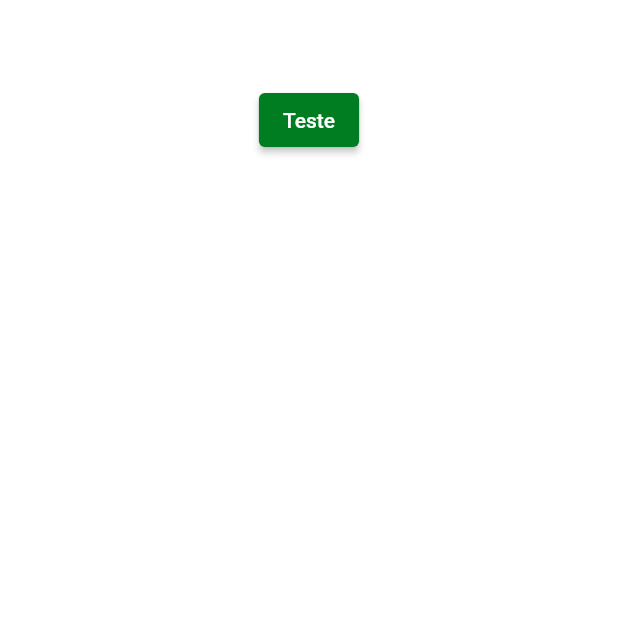
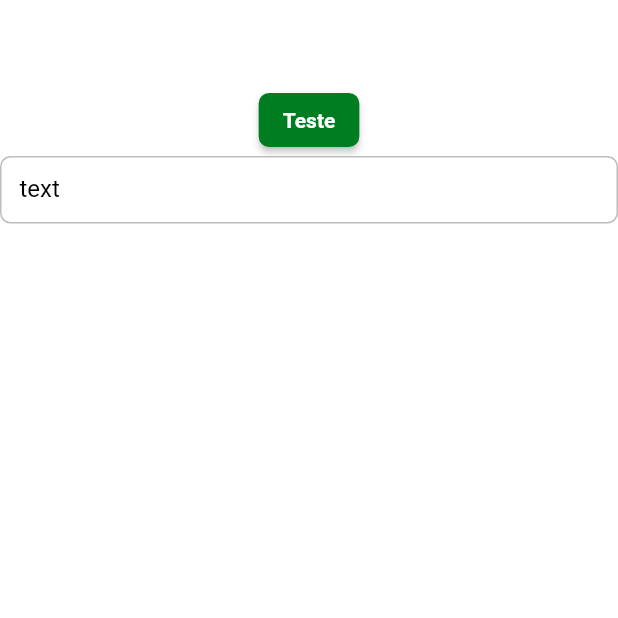
Before and after one commit to leandrorochaadm/vakinha_burger_bloc, a Flutter app: the screen it shows after launch, on a phone screen of 412 x 824 dp, the top half of it. Run offline on Flutter 3.47's test engine with Material 2 defaults, Android fonts, the phone set to English and light mode, and no system bars; Roboto replaces fonts that are missing (mplus1).

Commit message:
ThemeConfig

```diff
--- /dev/null
+++ b/lib/app/core/ui/styles/styles.dart
@@ -0,0 +1,3 @@
+export 'app_styles.dart';
+export 'colors_app.dart';
+export 'text_styles.dart';
--- /dev/null
+++ b/lib/app/core/ui/theme/theme_config.dart
@@ -0,0 +1,41 @@
+import 'package:flutter/material.dart';
+
+import '../styles/styles.dart';
+
+class ThemeConfig {
+  ThemeConfig._();
+
+  static final _defaultInputBorder = OutlineInputBorder(
+    borderRadius: BorderRadius.circular(7),
+    borderSide: BorderSide(color: Colors.grey[400]!),
+  );
+
+  static final theme = ThemeData(
+    scaffoldBackgroundColor: Colors.white,
+    appBarTheme: const AppBarTheme(
+      backgroundColor: Colors.white,
+      elevation: 0,
+      centerTitle: true,
+      iconTheme: IconThemeData(color: Colors.black),
+    ),
+    primaryColor: ColorsApp.i.primary,
+    colorScheme: ColorScheme.fromSeed(
+      seedColor: ColorsApp.i.primary,
+      primary: ColorsApp.i.primary,
+      secondary: ColorsApp.i.secondary,
+    ),
+    elevatedButtonTheme:
+        ElevatedButtonThemeData(style: AppStyles.i.primaryButton),
+    inputDecorationTheme: InputDecorationTheme(
+      fillColor: Colors.white,
+      filled: true,
+      isDense: true,
+      contentPadding: const EdgeInsets.all(13),
+      border: _defaultInputBorder,
+      enabledBorder: _defaultInputBorder,
+      focusedBorder: _defaultInputBorder,
+      labelStyle: TextStyles.i.textRegular.copyWith(color: Colors.black),
+      errorStyle: TextStyles.i.textRegular.copyWith(color: Colors.red),
+    ),
+  );
+}
--- a/lib/app/pages/splash/splash_page.dart
+++ b/lib/app/pages/splash/splash_page.dart
@@ -1,39 +1,19 @@
 import 'package:flutter/material.dart';
-import 'package:vakinha_burger/app/core/ui/styles/colors_app.dart';
 
 class SplashPage extends StatelessWidget {
   const SplashPage({Key? key}) : super(key: key);
 
   @override
   Widget build(BuildContext context) {
-    return Theme(
-      data: ThemeData(
-        scaffoldBackgroundColor: Colors.white,
-        appBarTheme: const AppBarTheme(
-          backgroundColor: Colors.white,
-          elevation: 0,
-          centerTitle: true,
-          iconTheme: IconThemeData(color: Colors.black),
-        ),
-        primaryColor: ColorsApp.i.primary,
-        colorScheme: ColorScheme.fromSeed(
-          seedColor: ColorsApp.i.primary,
-          primary: ColorsApp.i.primary,
-          secondary: ColorsApp.i.secondary,
-        ),
+    return Scaffold(
+      appBar: AppBar(
+        title: const Text('Splash'),
       ),
-      child: Scaffold(
-        appBar: AppBar(
-          title: const Text('Splash'),
-        ),
-        body: Column(children: [
-          Container(),
-          ElevatedButton(
-            onPressed: () {},
-            child: Text('Teste'),
-          )
-        ]),
-      ),
+      body: Column(children: [
+        Container(),
+        ElevatedButton(onPressed: () {}, child: Text('Teste')),
+        TextFormField(decoration: InputDecoration(labelText: 'text')),
+      ]),
     );
   }
 }
--- a/lib/app/vakinha_burger_app.dart
+++ b/lib/app/vakinha_burger_app.dart
@@ -1,4 +1,5 @@
 import 'package:flutter/material.dart';
+import 'package:vakinha_burger/app/core/ui/theme/theme_config.dart';
 import 'package:vakinha_burger/app/pages/splash/splash_page.dart';
 
 class VakinhaBurgerAPP extends StatelessWidget {
@@ -9,7 +10,7 @@ class VakinhaBurgerAPP extends StatelessWidget {
     return MaterialApp(
       title: 'Vakinha Burger',
       debugShowCheckedModeBanner: false,
-      theme: ThemeData(primarySwatch: Colors.blue),
+      theme: ThemeConfig.theme,
       initialRoute: '/',
       routes: {
         '/': (context) => SplashPage(),
```
